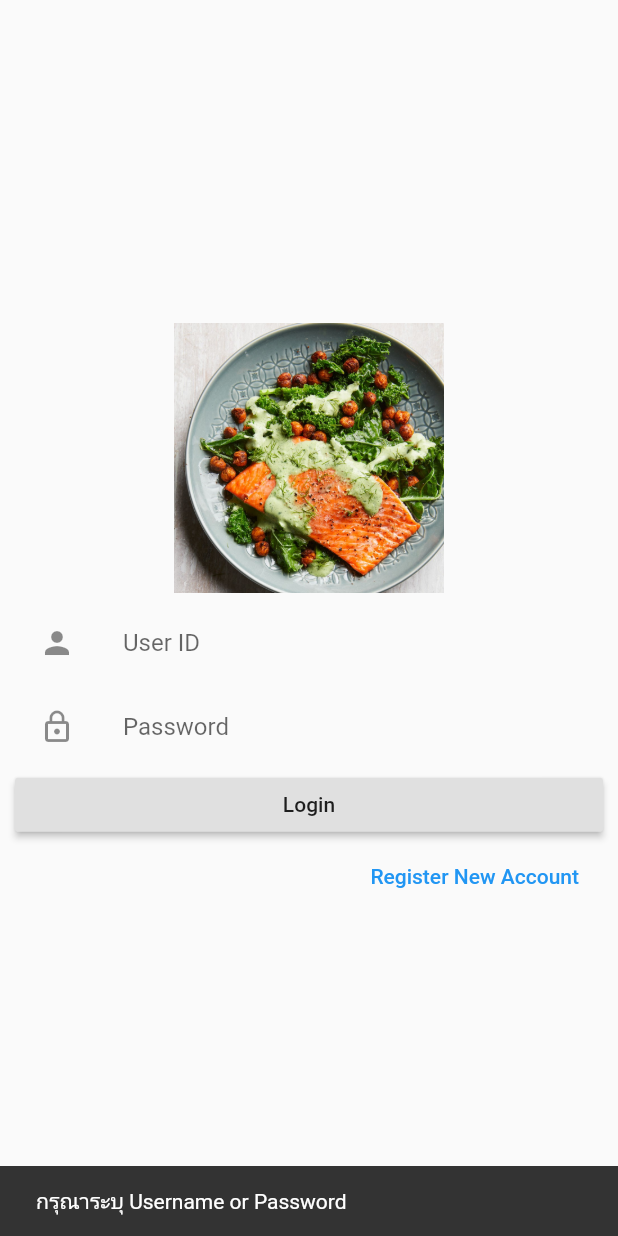
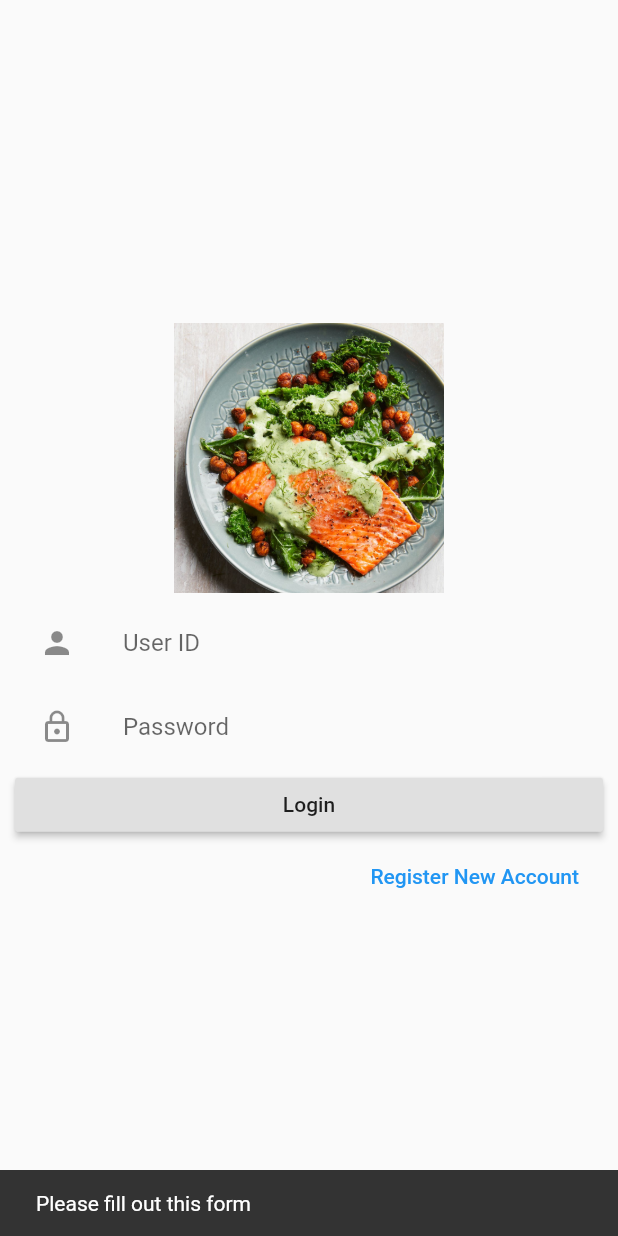
Before and after one commit to realkyr/mobilefinal2, a Flutter app: the screen it shows after launch, after a tap on "Login", on a phone screen of 412 x 824 dp. Run offline on Flutter 3.47's test engine with Material 2 defaults, Android fonts, the phone set to English and light mode, and no system bars; our stand-ins replace shared_preferences, sqflite; accounts and stored records are empty.

Commit message:
Finish login

```diff
--- a/lib/LoginForm.dart
+++ b/lib/LoginForm.dart
@@ -1,25 +1,64 @@
 import 'package:flutter/material.dart';
 import './Register.dart';
+import './Models/DBProvider.dart';
+import './Models/User.dart';
+import 'package:shared_preferences/shared_preferences.dart';
 import './Home.dart';
 
-class LoginForm extends StatelessWidget {
+class LoginForm extends StatefulWidget {
+  @override
+  State<StatefulWidget> createState() {
+    return _LoginFormState();
+  }
+}
+
+class _LoginFormState extends State<LoginForm> {
   final TextEditingController user = TextEditingController();
   final TextEditingController password = TextEditingController();
+
+  DBProvider _db = DBProvider();
 
   void _login(BuildContext context) async {
     if (user.text == '' || password.text == '') {
       final snackBar = SnackBar(
-        content: Text('กรุณาระบุ Username or Password'),
+        content: Text('Please fill out this form'),
       );
       Scaffold.of(context).showSnackBar(snackBar);
-    } else if (user.text == 'admin' && password.text == 'admin') {
+    }
+
+    User currentUser = await _db.getUserByUsername(user.text);
+    if (currentUser == null || currentUser.password != password.text) {
+      final snackBar = SnackBar(
+        content: Text('Invalid user or password'),
+      );
+      Scaffold.of(context).showSnackBar(snackBar);
+    } else {
+      print('Yeah Login!');
+      SharedPreferences prefs = await SharedPreferences.getInstance();
+      prefs.setString('userid', currentUser.username);
+      prefs.setString('name', currentUser.name);
       Navigator.pushReplacement(
           context, MaterialPageRoute(builder: (context) => Home()));
-    } else {
-      final snackBar = SnackBar(
-        content: Text('อีเมล์ไม่ถูกต้อง'),
-      );
-      Scaffold.of(context).showSnackBar(snackBar);
+      // print(currentUser.username);
+      // print(currentUser.name);
+      // print('=== from prefs ===');
+      // print(prefs.getString('userid'));
+    }
+  }
+
+  @override
+  void initState() {
+    super.initState();
+    _db.initDB();
+    isUserLogin();
+  }
+
+  void isUserLogin() async {
+    SharedPreferences prefs = await SharedPreferences.getInstance();
+    // prefs.clear();
+    if (prefs.getString('userid') != null) {
+      Navigator.pushReplacement(
+          context, MaterialPageRoute(builder: (context) => Home()));
     }
   }
 
--- a/lib/Models/DBProvider.dart
+++ b/lib/Models/DBProvider.dart
@@ -40,6 +40,14 @@ class DBProvider {
     return maps.length > 0 ? new User.fromMap(maps.first) : null;
   }
 
+  Future<User> getUserByUsername(String username) async {
+    List<Map<String, dynamic>> maps = await db.query('User',
+        columns: [_primekey, _username, _name, _age, _password],
+        where: '$_username = ?',
+        whereArgs: [username]);
+    return maps.length > 0 ? new User.fromMap(maps.first) : null;
+  }
+
   Future<int> deleteUser(int id) async {
     return await db.delete('User', where: '$_primekey = ?', whereArgs: [id]);
   }
--- a/lib/Models/User.dart
+++ b/lib/Models/User.dart
@@ -24,7 +24,7 @@ class User {
     username = json[_username];
     password = json[_password];
     name = json[_name];
-    age = json[_age];
+    age = int.parse(json[_age]);
   }
 
   Map<String, dynamic> toMap() {
--- a/pubspec.yaml
+++ b/pubspec.yaml
@@ -20,6 +20,7 @@ dependencies:
   flutter:
     sdk: flutter
   sqflite: any
+  shared_preferences: any
 
   # The following adds the Cupertino Icons font to your application.
   # Use with the CupertinoIcons class for iOS style icons.
```
Also changed, not shown: pubspec.lock.
